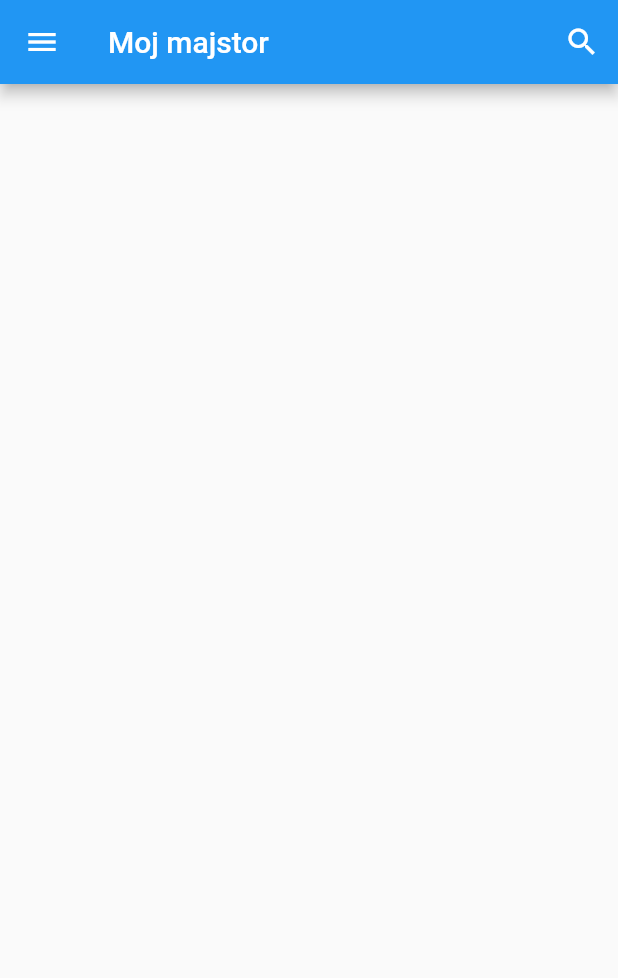
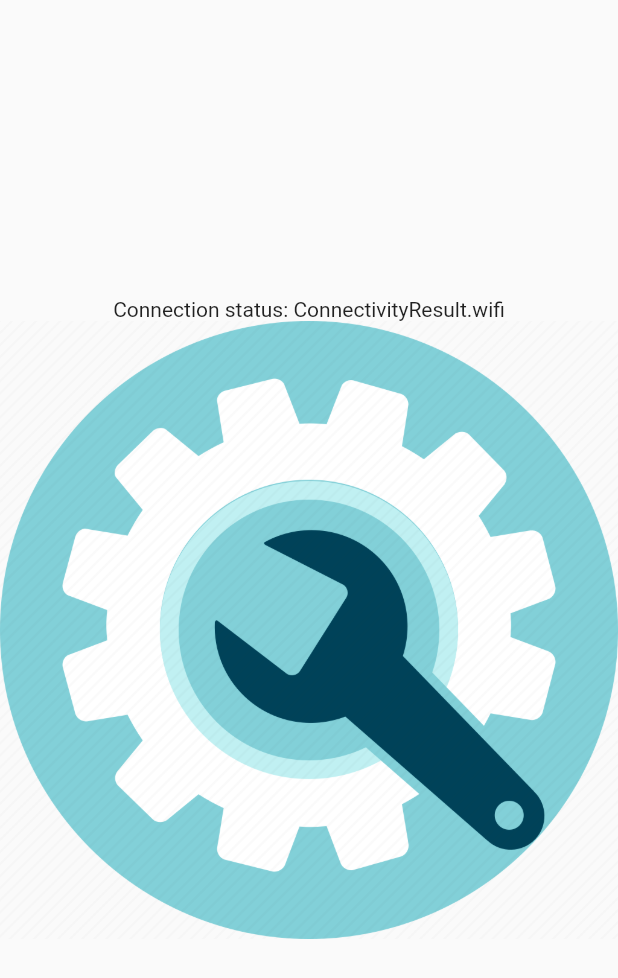
Before and after one commit to bytechgit/moj_majstor, a Flutter app: the screen it shows after launch, on a phone screen of 412 x 824 dp. Shown: the top 978 px of the screen. Run offline on Flutter 3.47's test engine with Material 2 defaults, Android fonts, the phone set to English and light mode, and no system bars; our stand-ins replace connectivity_plus.

Commit message:
InsertLocation.dart radjen

```diff
--- /dev/null
+++ b/lib/LoadingPage.dart
@@ -0,0 +1,54 @@
+import 'dart:async';
+
+import 'package:connectivity_plus/connectivity_plus.dart';
+import 'package:flutter/cupertino.dart';
+import 'package:flutter/material.dart';
+
+class LoadingPage extends StatefulWidget {
+  const LoadingPage({Key? key}) : super(key: key);
+
+  @override
+  State<LoadingPage> createState() => _LoadingPageState();
+}
+
+class _LoadingPageState extends State<LoadingPage> {
+  ConnectivityResult? _connectivityResult;
+  late StreamSubscription _connectivitySubscription;
+
+  @override
+  initState() {
+    super.initState();
+
+    _connectivitySubscription = Connectivity()
+        .onConnectivityChanged
+        .listen((ConnectivityResult result) {
+      setState(() {
+        _connectivityResult = result;
+      });
+    });
+  }
+
+  @override
+  dispose() {
+    super.dispose();
+    _connectivitySubscription.cancel();
+  }
+
+  @override
+  Widget build(BuildContext context) {
+    return Scaffold(
+      body: SizedBox(
+        width: double.infinity,
+        child: Column(
+          mainAxisAlignment: MainAxisAlignment.center,
+          children: [
+            Text(
+              'Connection status: ${_connectivityResult.toString()}',
+            ),
+            Image.asset('assets/img/logo.png'),
+          ],
+        ),
+      ),
+    );
+  }
+}
--- a/lib/main.dart
+++ b/lib/main.dart
@@ -1,4 +1,5 @@
 import 'package:flutter/material.dart';
+import 'package:moj_majstor/LoadingPage.dart';
 
 void main() {
   runApp(const MyApp());
@@ -15,7 +16,7 @@ class MyApp extends StatelessWidget {
       theme: ThemeData(
         primarySwatch: Colors.blue,
       ),
-      home: const MyHomePage(title: 'Moj majstor'),
+      home: const LoadingPage(),
     );
   }
 }
--- a/pubspec.yaml
+++ b/pubspec.yaml
@@ -34,6 +34,7 @@ dependencies:
   # The following adds the Cupertino Icons font to your application.
   # Use with the CupertinoIcons class for iOS style icons.
   cupertino_icons: ^1.0.2
+  connectivity_plus: ^2.2.1
 
 dev_dependencies:
   flutter_test:
@@ -58,9 +59,8 @@ flutter:
   uses-material-design: true
 
   # To add assets to your application, add an assets section, like this:
-  # assets:
-  #   - images/a_dot_burr.jpeg
-  #   - images/a_dot_ham.jpeg
+  assets:
+     - assets/img/
 
   # An image asset can refer to one or more resolution-specific "variants", see
   # https://flutter.dev/assets-and-images/#resolution-aware.
```
Also changed, not shown: assets/img/logo.png (added), pubspec.lock.
